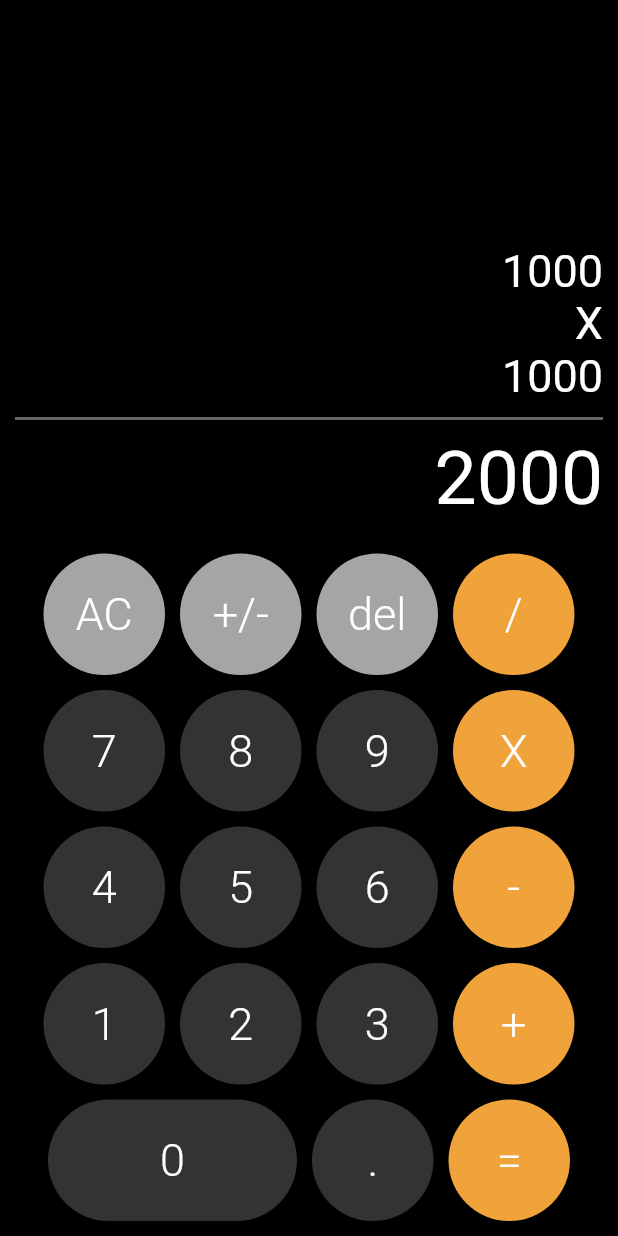
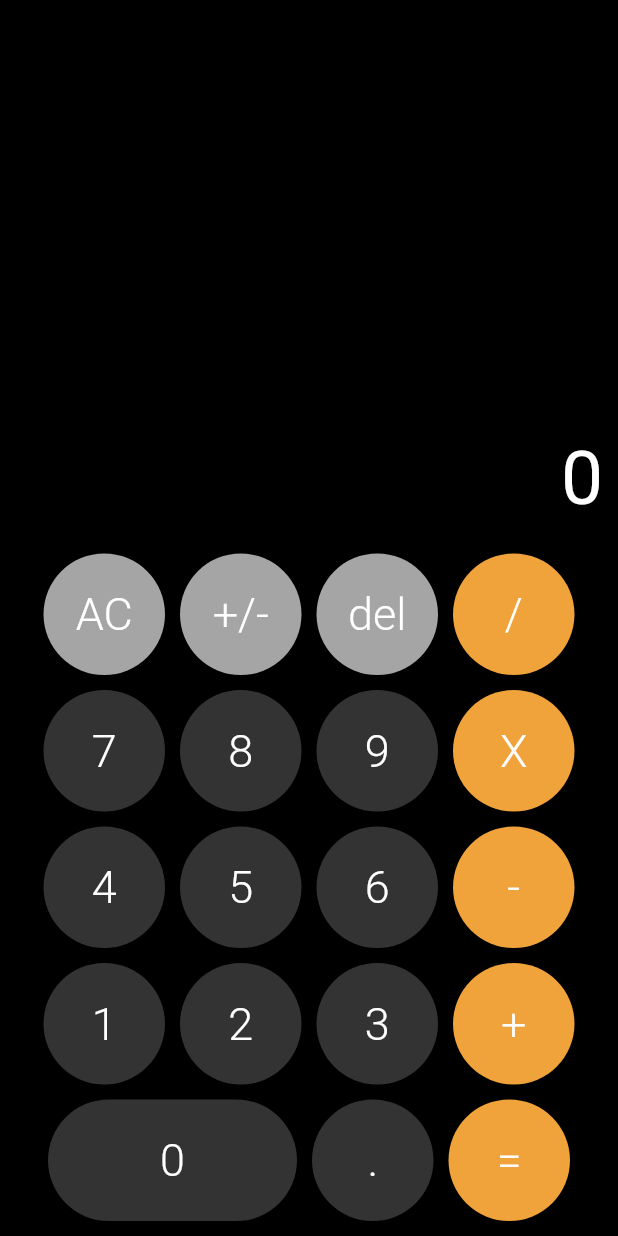
Before and after one commit to JuanDavidQuiceno/calculator-bloc, a Flutter app: the screen it shows after launch, after a tap on "AC", on a phone screen of 412 x 824 dp. Run offline on Flutter 3.47's test engine with Material 2 defaults, Android fonts, the phone set to English and light mode, and no system bars; our stand-ins replace bloc, flutter_bloc.

Commit message:
se agrega interaccion con botones

```diff
--- a/lib/widgets/results_label.dart
+++ b/lib/widgets/results_label.dart
@@ -1,22 +1,47 @@
+import 'package:calculadora/bloc/calculator/calculator_bloc.dart';
 import 'package:flutter/material.dart';
+import 'package:flutter_bloc/flutter_bloc.dart';
 
 import 'line_separator.dart';
 import 'main_result.dart';
 import 'sub_result.dart';
 
 class ResultsLabel extends StatelessWidget {
-  const ResultsLabel({ Key? key }) : super(key: key);
+  const ResultsLabel({Key? key}) : super(key: key);
 
   @override
   Widget build(BuildContext context) {
-    return Column(
-      children: [
-        SubResult( text: '1000' ),
-        SubResult( text: 'X' ),
-        SubResult( text: '1000' ),
-        LineSeparator(),
-        MainResultText( text: '2000' ),
-      ],
+    return BlocBuilder<CalculatorBloc, CalculatorState>(
+      builder: (context, state) {
+        if(state.firtsNumber == '0'&&state.secondNumber=='0'){
+          return _result(context, state);
+        }
+        return Column(
+          children: [
+            SubResult(
+              text: state.firtsNumber.endsWith('.0')
+                ?state.firtsNumber.substring(0, state.firtsNumber.length-2)
+                :state.firtsNumber
+            ),
+            SubResult(
+              text: state.operation
+            ),
+            SubResult(
+              text: state.secondNumber.endsWith('.0')
+                ?state.secondNumber.substring(0, state.secondNumber.length-2)
+                :state.secondNumber
+            ),
+            LineSeparator(),
+            _result(context, state)
+          ],
+        );
+      },
     );
   }
+
+  Widget _result(BuildContext context, CalculatorState state)=>MainResultText(
+    text: state.mathResult.endsWith('.0')
+      ?state.mathResult.substring(0, state.mathResult.length-2)
+      :state.mathResult
+  );
 }
```
Also changed, not shown: lib/screens/calculator_screen.dart (+23 -20 lines).
